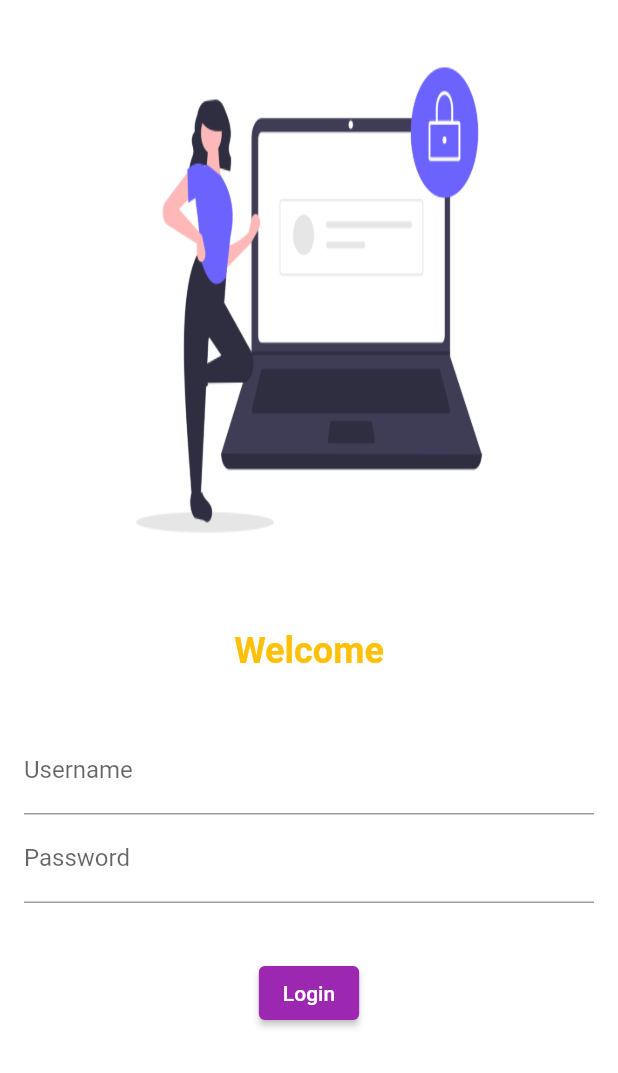
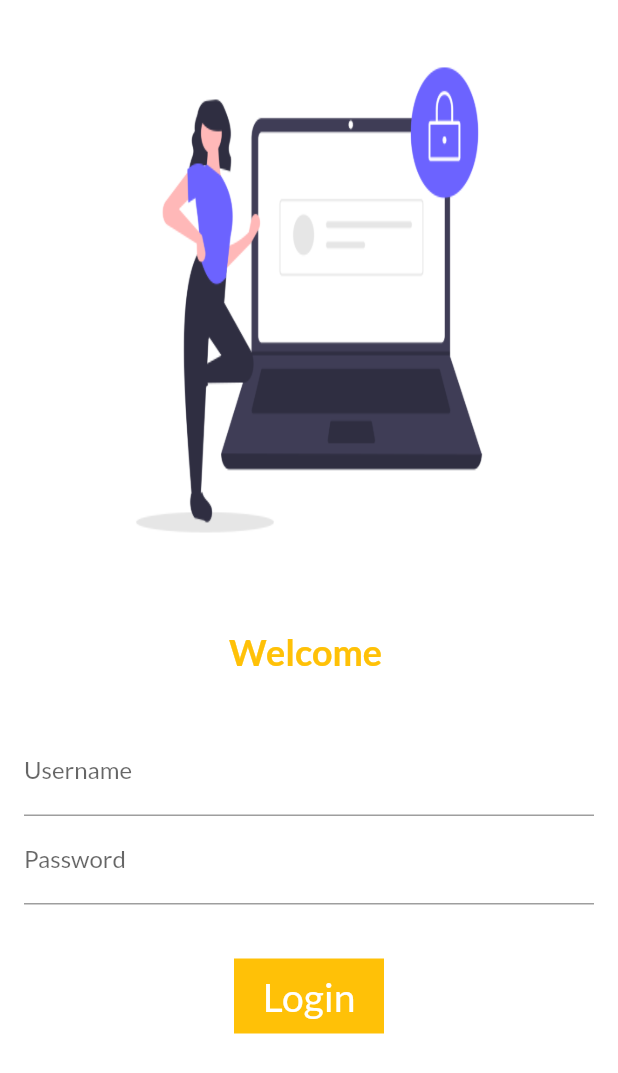
Before and after one commit to Tanvi129/30DaysFlutter, a Flutter app: the screen it shows after launch, on a phone screen of 412 x 824 dp. Shown: the top 1073 px of the screen. Run offline on Flutter 3.47's test engine with Material 2 defaults, Android fonts, the phone set to English and light mode, and no system bars; our stand-ins replace google_fonts.

Commit message:
Trasition effects , Animated Container, Icons

```diff
--- a/lib/main.dart
+++ b/lib/main.dart
@@ -2,7 +2,7 @@ import 'package:flutter/material.dart';
 import 'package:flutter_app_first/pages/home_page.dart';
 import 'package:flutter_app_first/pages/login_page.dart';
 import 'package:flutter_app_first/utils/routes.dart';
-
+import 'package:google_fonts/google_fonts.dart';
 
 void main(List<String> args) {
   runApp(MyApp());
@@ -20,6 +20,7 @@ class MyApp extends StatelessWidget {
       ),
       theme: ThemeData(
         primarySwatch: Colors.purple,
+        fontFamily: GoogleFonts.lato().fontFamily,
 
       ),
       initialRoute: "/",
--- a/lib/pages/login_page.dart
+++ b/lib/pages/login_page.dart
@@ -1,9 +1,16 @@
 import 'package:flutter/material.dart';
 import 'package:flutter_app_first/utils/routes.dart';
 
-class LoginPage extends StatelessWidget {
+class LoginPage extends StatefulWidget {
   const LoginPage({Key? key}) : super(key: key);
 
+  @override
+  _LoginPageState createState() => _LoginPageState();
+}
+
+class _LoginPageState extends State<LoginPage> {
+  String name = '';
+  bool changeButton = false;
   @override
   Widget build(BuildContext context) {
     return Material(
@@ -21,7 +28,7 @@ class LoginPage extends StatelessWidget {
               height: 20.0,
             ),
             Text(
-              "Welcome",
+              "Welcome $name",
               style: TextStyle(
                 fontSize: 24,
                 color: Colors.amber,
@@ -36,6 +43,10 @@ class LoginPage extends StatelessWidget {
               child: Column(
                 children: [
                   TextFormField(
+                    onChanged: (value) {
+                      name = value;
+                      setState(() {});
+                    },
                     decoration: InputDecoration(
                       hintText: "Enter Username",
                       labelText: "Username",
@@ -54,13 +65,46 @@ class LoginPage extends StatelessWidget {
             SizedBox(
               height: 20.0,
             ),
-            ElevatedButton(
-              onPressed: () {
+            InkWell(
+              onTap: () async{
+                setState(() {
+                  changeButton = true;
+                });
+                await Future.delayed(Duration(seconds: 1));
                 Navigator.pushNamed(context, MyRoutes.homeRoute);
               },
-              child: Text("Login"),
-              style: TextButton.styleFrom(),
+              child: AnimatedContainer(
+                duration: Duration(seconds: 1),
+                width: changeButton ? 50 : 100,
+                height: 50,
+                alignment: Alignment.center,
+                child: changeButton
+                    ? Icon(
+                        Icons.done,
+                        color: Colors.white,
+                      )
+                    : Text(
+                        "Login",
+                        style: TextStyle(
+                          color: Colors.white,
+                          fontSize: 26,
+                        ),
+                      ),
+                decoration: BoxDecoration(
+                  shape: changeButton ? BoxShape.circle : BoxShape.rectangle,
+                  //borderRadius: changeButton? BorderRadius.circular(50) : BorderRadius.circular(4),
+                  color: Colors.amber,
+                ),
+              ),
             ),
+
+            // ElevatedButton(
+            //   onPressed: () {
+            //     Navigator.pushNamed(context, MyRoutes.homeRoute);
+            //   },
+            //   child: Text("Login"),
+            //   style: TextButton.styleFrom(),
+            // ),
           ],
         ),
       ),
--- a/pubspec.yaml
+++ b/pubspec.yaml
@@ -27,7 +27,8 @@ dependencies:
 
   # The following adds the Cupertino Icons font to your application.
   # Use with the CupertinoIcons class for iOS style icons.
-  cupertino_icons: ^1.0.2
+  cupertino_icons: ^1.0.3
+  google_fonts: ^2.1.0
 
 
 
```
Also changed, not shown: pubspec.lock.
